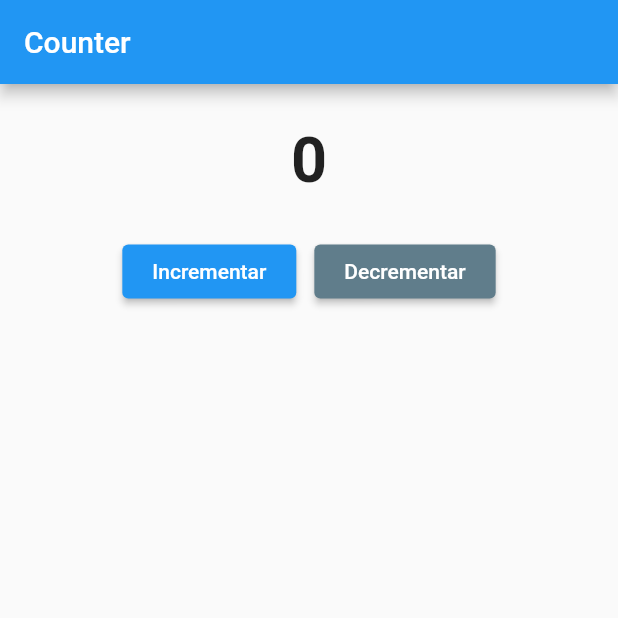
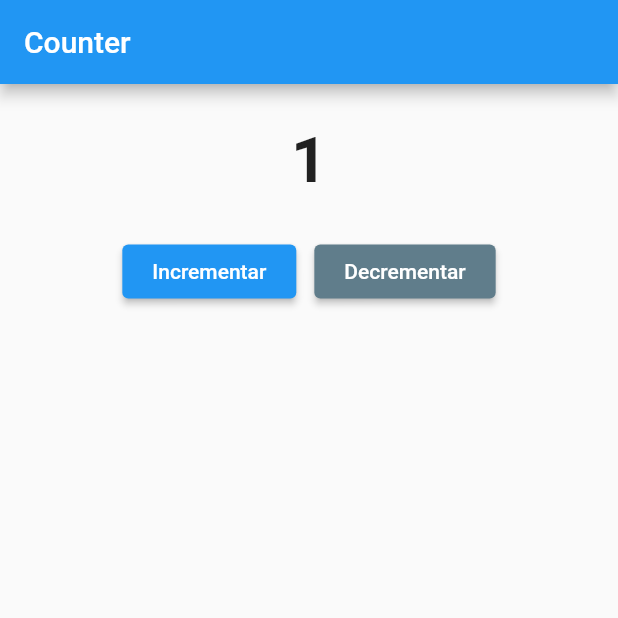
Before and after one commit to fmotamedeiros/flutter, a Flutter app: the screen it shows after launch, after a tap on "Incrementar", on a phone screen of 412 x 824 dp, the top half of it. Run offline on Flutter 3.47's test engine with Material 2 defaults, Android fonts, the phone set to English and light mode, and no system bars.

Commit message:
Finalizando o aplicativo do contador.

```diff
--- a/counter/lib/main.dart
+++ b/counter/lib/main.dart
@@ -11,16 +11,33 @@ class MyApp extends StatelessWidget {
 
   @override
   Widget build(BuildContext context) {
-    return const MaterialApp(home: CounterView());
+    return const MaterialApp(home: Counter());
   }
 }
 
-class CounterView extends StatelessWidget {
-  const CounterView({super.key});
+class Counter extends StatefulWidget {
+  const Counter({super.key});
 
-  void increment() {}
+  @override
+  State<StatefulWidget> createState() {
+    return CounterView();
+  }
+}
 
-  void decrement() {}
+class CounterView extends State<Counter> {
+  var counter = 0;
+
+  void increment() {
+    setState(() {
+      counter++;
+    });
+  }
+
+  void decrement() {
+    setState(() {
+      counter--;
+    });
+  }
 
   @override
   Widget build(BuildContext context) {
@@ -31,11 +48,12 @@ class CounterView extends StatelessWidget {
           ),
           body: Column(
             children: [
-              const Padding(
-                padding: EdgeInsets.all(26),
+              Padding(
+                padding: const EdgeInsets.all(26),
                 child: Text(
-                  '0',
-                  style: TextStyle(fontWeight: FontWeight.bold, fontSize: 42),
+                  counter.toString(),
+                  style: const TextStyle(
+                      fontWeight: FontWeight.bold, fontSize: 42),
                 ),
               ),
               Row(
```
